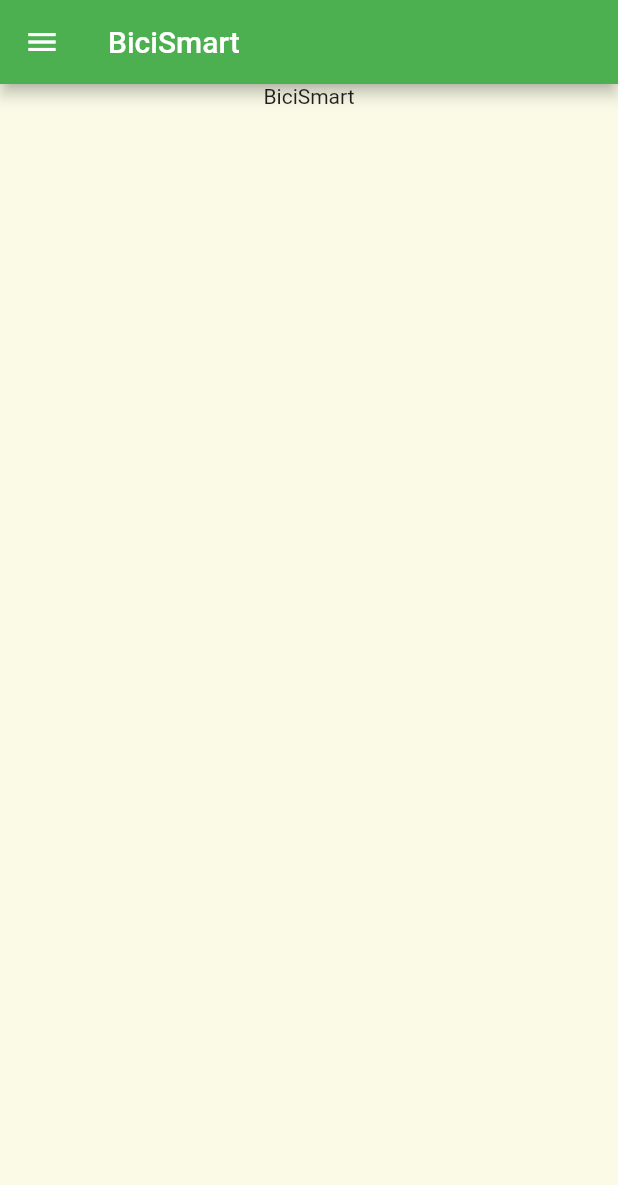
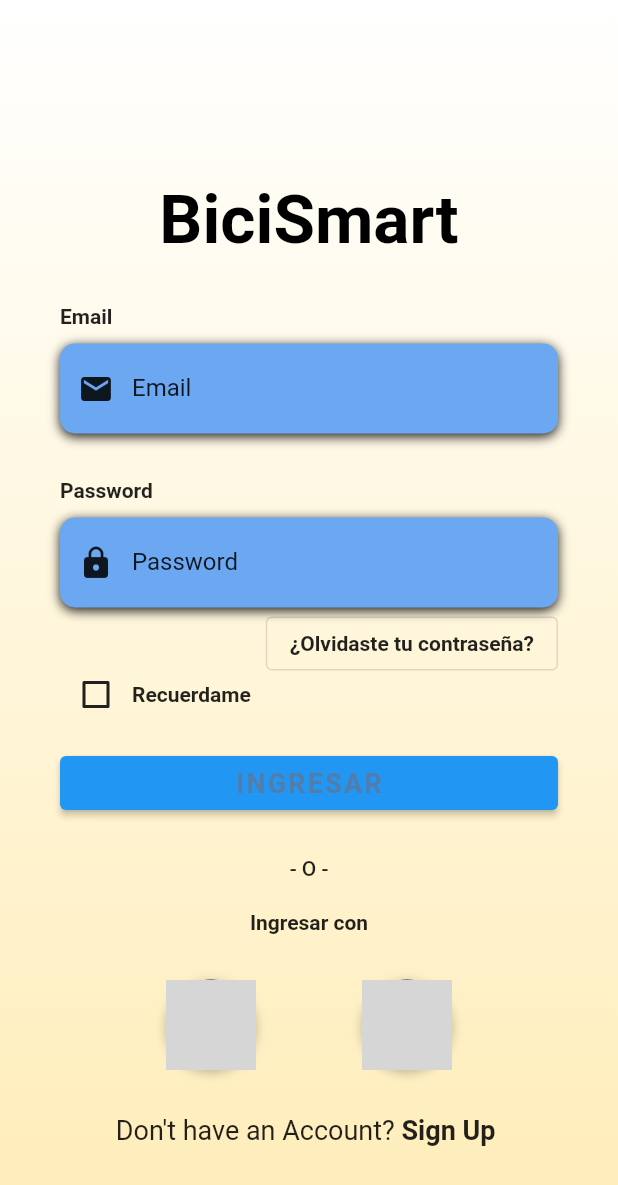
Before and after one commit to alvaro021/BiciSmart, a Flutter app: the screen it shows after launch, on a phone screen of 412 x 824 dp. Shown: the top 1185 px of the screen. Run offline on Flutter 3.47's test engine with Material 2 defaults, Android fonts, the phone set to English and light mode, and no system bars; Roboto replaces fonts that are missing (OpenSans); grey boxes are pictures that could not be loaded.

Commit message:
Pantalla Login estatica

```diff
--- a/lib/main.dart
+++ b/lib/main.dart
@@ -1,4 +1,8 @@
+// import 'package:bici_smart/screens/BackWheater.dart';
+import 'package:bici_smart/screens/BackWheater.dart';
 import 'package:flutter/material.dart';
+import 'screens/Header.dart';
+import 'screens/login.dart';
 
 void main() {
   runApp(const MyApp());
@@ -11,53 +15,17 @@ class MyApp extends StatelessWidget {
   @override
   Widget build(BuildContext context) {
     return MaterialApp(
-      title: 'Flutter Demo',
+      title: 'BicisMart',
       theme: ThemeData(
-        // This is the theme of your application.
-        //
-        // Try running your application with "flutter run". You'll see the
-        // application has a blue toolbar. Then, without quitting the app, try
-        // changing the primarySwatch below to Colors.green and then invoke
-        // "hot reload" (press "r" in the console where you ran "flutter run",
-        // or simply save your changes to "hot reload" in a Flutter IDE).
-        // Notice that the counter didn't reset back to zero; the application
-        // is not restarted.
-        primarySwatch: Colors.green,
-      ),
-      home: Scaffold(
-        backgroundColor: Color.fromARGB(253, 250, 250, 231),
-        drawer: Drawer(
-          child: Container(
-            color: Color.fromARGB(255, 77, 77, 77),
+          // primarySwatch: Colors.green,
           ),
-        ),
-        appBar: AppBar(
-          title: const Text('BiciSmart'),
-        ),
-        body: Center(
-          child: Column(children: [
-            Container(
-              child: Text('BiciSmart'),
-            )
-          ]),
-        ),
-      ),
+      home: new LoginScreen(),
     );
   }
 }
 
 class MyHomePage extends StatefulWidget {
   const MyHomePage({super.key, required this.title});
-
-  // This widget is the home page of your application. It is stateful, meaning
-  // that it has a State object (defined below) that contains fields that affect
-  // how it looks.
-
-  // This class is the configuration for the state. It holds the values (in this
-  // case the title) provided by the parent (in this case the App widget) and
-  // used by the build method of the State. Fields in a Widget subclass are
-  // always marked "final".
-
   final String title;
 
   @override
@@ -90,7 +58,7 @@ class _MyHomePageState extends State<MyHomePage> {
       appBar: AppBar(
         // Here we take the value from the MyHomePage object that was created by
         // the App.build method, and use it to set our appbar title.
-        title: Text(widget.title),
+        // title: Text(widget.title),
       ),
       body: Center(
         // Center is a layout widget. It takes a single child and positions it
--- /dev/null
+++ b/lib/screens/BackWheater.dart
@@ -0,0 +1,39 @@
+import 'package:flutter/material.dart';
+
+class BackWheater extends StatelessWidget{
+  @override
+  Widget build(BuildContext context) {
+    // TODO: implement build
+    return new Stack(
+      children: <Widget>[
+        new GradientBack(),
+        // new Positioned(
+        //     bottom: 0.0,
+        //       child: new Container(
+        //         width: MediaQuery.of(context).size.width,
+        //         height: 425.0,
+        //         color: Colors.white,
+        //       )
+        // )
+      ],
+    );
+  }
+}
+
+class GradientBack extends StatelessWidget{
+  @override
+  Widget build(BuildContext context) {
+    // TODO: implement build
+    return new Container(
+      decoration: new BoxDecoration(
+        gradient: new LinearGradient(
+              colors: [
+                Color(0xfcffffff),
+                Color(0xffffedb8)],
+              begin: Alignment.topCenter,
+              end: Alignment.bottomCenter,
+            ),
+        ),
+    );
+  }
+}
--- /dev/null
+++ b/lib/screens/Header.dart
@@ -0,0 +1,74 @@
+import 'package:bici_smart/screens/BackWheater.dart';
+import 'package:flutter/material.dart';
+
+class Header extends StatelessWidget{
+  @override
+  Widget build(BuildContext context) {
+    // TODO: implement build
+    final button = new InkWell(
+      child: new Container(
+        margin: new EdgeInsets.only(
+          top: 30,
+          left: 20,
+          right: 20
+        ),
+
+        height: 50,
+        width: 100,
+
+        decoration: new BoxDecoration(
+          boxShadow: [
+            new BoxShadow(
+              color: Color(0xFFf38b02),
+              offset: new Offset(10.0,10.0),
+              blurRadius: 30
+            )
+          ],
+
+          borderRadius:  new BorderRadius.circular(30),
+          color: Color(0xFFfeb800),
+
+        ),
+
+        child: new Center(
+          child: new Text(
+            "Sig in With Google",
+            style: const TextStyle(
+              fontSize: 12,
+              color: Colors.white,
+              fontWeight: FontWeight.w900
+            ),
+          ),
+        ),
+      ),
+    );
+
+    return new Scaffold(
+      body: new Stack(
+        children: <Widget>[
+          new BackWheater(),
+          new Container(
+            alignment: Alignment.center,
+            margin: new EdgeInsets.only(
+              top: 200.0
+            ),
+
+            child: new Column(
+              children: <Widget>[
+                new Text(
+                  "BiciSmart",
+                  style: const TextStyle(
+                    fontSize: 55.0,
+                    color: Color(0xfffafafa),
+                    fontWeight: FontWeight.w600
+                  ),
+                ),
+                button
+              ],
+            ),
+          )
+        ],
+      ),
+    );
+  }
+}
--- /dev/null
+++ b/lib/screens/login.dart
@@ -0,0 +1,315 @@
+import 'package:flutter/material.dart';
+import 'package:flutter/services.dart';
+import 'package:bici_smart/utilities/constants.dart';
+import 'package:bici_smart/screens/BackWheater.dart';
+
+class LoginScreen extends StatefulWidget {
+  @override
+  _LoginScreenState createState() => _LoginScreenState();
+}
+
+class _LoginScreenState extends State<LoginScreen> {
+  @override
+  Widget build(BuildContext context) {
+    return Scaffold(
+      body: AnnotatedRegion<SystemUiOverlayStyle>(
+        value: SystemUiOverlayStyle.light,
+        child: GestureDetector(
+          onTap: () => FocusScope.of(context).unfocus(),
+          child: Stack(
+            children: <Widget>[
+              new BackWheater(),
+              // Container(
+              //   height: double.infinity,
+              //   width: double.infinity,
+              //   decoration: BoxDecoration(
+              //     gradient: LinearGradient(
+              //       begin: Alignment.topCenter,
+              //       end: Alignment.bottomCenter,
+              //       colors: [
+              //         Color(0xFF73AEF5),
+              //         Color(0xFF61A4F1),
+              //         Color(0xFF478DE0),
+              //         Color(0xFF398AE5),
+              //       ],
+              //       stops: [0.1,0.4,0.7,0.9],
+              //     ),
+              //   ),
+              // ),
+              Container(
+                height: double.infinity,
+                child: SingleChildScrollView(
+                  physics: AlwaysScrollableScrollPhysics(),
+                  padding: EdgeInsets.symmetric(
+                    horizontal: 40,
+                    vertical: 120,
+                  ),
+                  child: Column(
+                    mainAxisAlignment: MainAxisAlignment.center,
+                    children: <Widget>[
+                      Text(
+                        "BiciSmart",
+                        style: TextStyle(
+                          color: Colors.black,
+                          fontFamily: 'OpenSans',
+                          fontSize: 45,
+                          fontWeight: FontWeight.bold,
+                        ),
+                      ),
+                      SizedBox(height: 30),
+                      _buildEmailTF(),
+                      SizedBox(
+                        height: 30.0,
+                      ),
+                      _buildPasswordTF(),
+                      _buildForgotPasswordBtn(),
+                      _RememberMeCheckbox(),
+                      _buildLoginBtn(),
+                      _buildSignInWithText(),
+                      _buildSocialBtnRow(),
+                      _buildSignupBtn(),
+                    ],
+                  ),
+                ),
+              )
+            ],
+          ),
+        ),
+      ),
+    );
+  }
+
+  bool _rememberMe = false;
+
+  Widget _buildEmailTF() {
+    return Column(
+      crossAxisAlignment: CrossAxisAlignment.start,
+      children: <Widget>[
+        Text(
+          'Email',
+          style: kLabelStyle,
+        ),
+        SizedBox(height: 10),
+        Container(
+          alignment: Alignment.centerLeft,
+          decoration: kBoxDecorationStyle,
+          height: 60,
+          child: TextField(
+            keyboardType: TextInputType.emailAddress,
+            style: TextStyle(
+              color: Colors.black87,
+              fontFamily: 'OpenSans',
+            ),
+            decoration: InputDecoration(
+              border: InputBorder.none,
+              contentPadding: EdgeInsets.only(top: 14),
+              prefixIcon: Icon(
+                Icons.email,
+                color: Colors.black87,
+              ),
+              hintText: 'Email',
+              hintStyle: kHintTextStyle,
+            ),
+          ),
+        ),
+      ],
+    );
+  }
+
+  Widget _buildPasswordTF() {
+    return Column(
+      crossAxisAlignment: CrossAxisAlignment.start,
+      children: <Widget>[
+        Text(
+          'Password',
+          style: kLabelStyle,
+        ),
+        SizedBox(height: 10),
+        Container(
+          alignment: Alignment.centerLeft,
+          decoration: kBoxDecorationStyle,
+          height: 60,
+          child: TextField(
+            obscureText: true,
+            style: TextStyle(
+              color: Colors.black87,
+              fontFamily: 'OpenSans',
+            ),
+            decoration: InputDecoration(
+              border: InputBorder.none,
+              contentPadding: EdgeInsets.only(top: 14),
+              prefixIcon: Icon(
+                Icons.lock,
+                color: Colors.black87,
+              ),
+              hintText: 'Password',
+              hintStyle: kHintTextStyle,
+            ),
+          ),
+        ),
+      ],
+    );
+  }
+
+  Widget _buildForgotPasswordBtn() {
+    return Container(
+      alignment: Alignment.centerRight,
+      child: OutlinedButton(
+        onPressed: () => print('Forgot Password Button Pressed'),
+        // padding: EdgeInsets.only(right: 0.0),
+        child: Text(
+          "¿Olvidaste tu contraseña?",
+          style: kLabelStyle,
+        ),
+      ),
+    );
+  }
+
+  Widget _RememberMeCheckbox() {
+    return Container(
+      height: 20.0,
+      child: Row(
+        children: <Widget>[
+          Theme(
+            data: ThemeData(unselectedWidgetColor: Colors.black87),
+            child: Checkbox(
+              value: _rememberMe,
+              checkColor: Colors.green,
+              activeColor: Colors.black87,
+              onChanged: (value) {
+                setState(() {
+                  // _rememberMe = value;
+                });
+              },
+            ),
+          ),
+          Text(
+            'Recuerdame',
+            style: kLabelStyle,
+          ),
+        ],
+      ),
+    );
+  }
+
+  Widget _buildLoginBtn() {
+    return Container(
+      padding: EdgeInsets.symmetric(vertical: 25.0),
+      width: double.infinity,
+      child: ElevatedButton(
+        // elevation: 5.0,
+        onPressed: () => print('Login Button Pressed'),
+        // padding : EdgeInsets.all(15.0),
+        // shape: RoundedRectangleBorder(
+        //   borderRadius: BorderRadius.circular(30.0),
+        // ),
+        // color: Colors.white,
+        child: Text(
+          'INGRESAR',
+          style: TextStyle(
+              color: Color(0xFF527DAA),
+              letterSpacing: 1.5,
+              fontSize: 18.0,
+              fontWeight: FontWeight.bold,
+              fontFamily: 'OpenSans'),
+        ),
+      ),
+    );
+  }
+
+  Widget _buildSignInWithText() {
+    return Column(
+      children: <Widget>[
+        Text(
+          '- O -',
+          style: TextStyle(
+            color: Colors.black87,
+            fontWeight: FontWeight.w500,
+          ),
+        ),
+        SizedBox(
+          height: 20.0,
+        ),
+        Text(
+          'Ingresar con',
+          style: kLabelStyle,
+        ),
+      ],
+    );
+  }
+
+  Widget _buildSocialBtn(Function onTap, AssetImage logo) {
+    return GestureDetector(
+      // onTap: onTap,
+      child: Container(
+        height: 60.0,
+        width: 60.0,
+        decoration: BoxDecoration(
+          shape: BoxShape.circle,
+          color: Colors.black87,
+          boxShadow: [
+            BoxShadow(
+              color: Colors.black26,
+              offset: Offset(0, 2),
+              blurRadius: 6.0,
+            ),
+          ],
+          image: DecorationImage(
+            image: logo,
+          ),
+        ),
+      ),
+    );
+  }
+
+  Widget _buildSocialBtnRow() {
+    return Padding(
+      padding: EdgeInsets.symmetric(vertical: 30.0),
+      child: Row(
+        mainAxisAlignment: MainAxisAlignment.spaceEvenly,
+        children: <Widget>[
+          _buildSocialBtn(
+            () => print('Login with facebook'),
+            AssetImage(
+              'assets/logos/facebook.jpg',
+            ),
+          ),
+          _buildSocialBtn(
+            () => print('Login with Google'),
+            AssetImage(
+              'assets/logos/google.jpg',
+            ),
+          ),
+        ],
+      ),
+    );
+  }
+
+  Widget _buildSignupBtn() {
+    return GestureDetector(
+      onTap: () => print('Sign Up Button Pressed'),
+      child: RichText(
+        text: TextSpan(
+          children: [
+            TextSpan(
+              text: 'Don\'t have an Account? ',
+              style: TextStyle(
+                color: Colors.black87,
+                fontSize: 18.0,
+                fontWeight: FontWeight.w400,
+              ),
+            ),
+            TextSpan(
+              text: 'Sign Up ',
+              style: TextStyle(
+                color: Colors.black87,
+                fontSize: 18.0,
+                fontWeight: FontWeight.bold,
+              ),
+            ),
+          ],
+        ),
+      ),
+    );
+  }
+}
--- /dev/null
+++ b/lib/utilities/constants.dart
@@ -0,0 +1,24 @@
+import 'package:flutter/material.dart';
+
+final kHintTextStyle = TextStyle(
+  color: Colors.black87,
+  fontFamily: 'OpenSans',
+);
+
+final kLabelStyle = TextStyle(
+  color: Colors.black87,
+  fontWeight: FontWeight.bold,
+  fontFamily: 'OpenSans',
+);
+
+final kBoxDecorationStyle = BoxDecoration(
+  color: Color(0xFF6CA8F1),
+  borderRadius: BorderRadius.circular(10.0),
+  boxShadow: [
+    BoxShadow(
+      color: Colors.black87,
+      blurRadius: 6.0,
+      offset: Offset(0, 2),
+    ),
+  ],
+);
```
Also changed, not shown: assets/logos/facebook.jpg (added), assets/logos/google.jpg (added).
